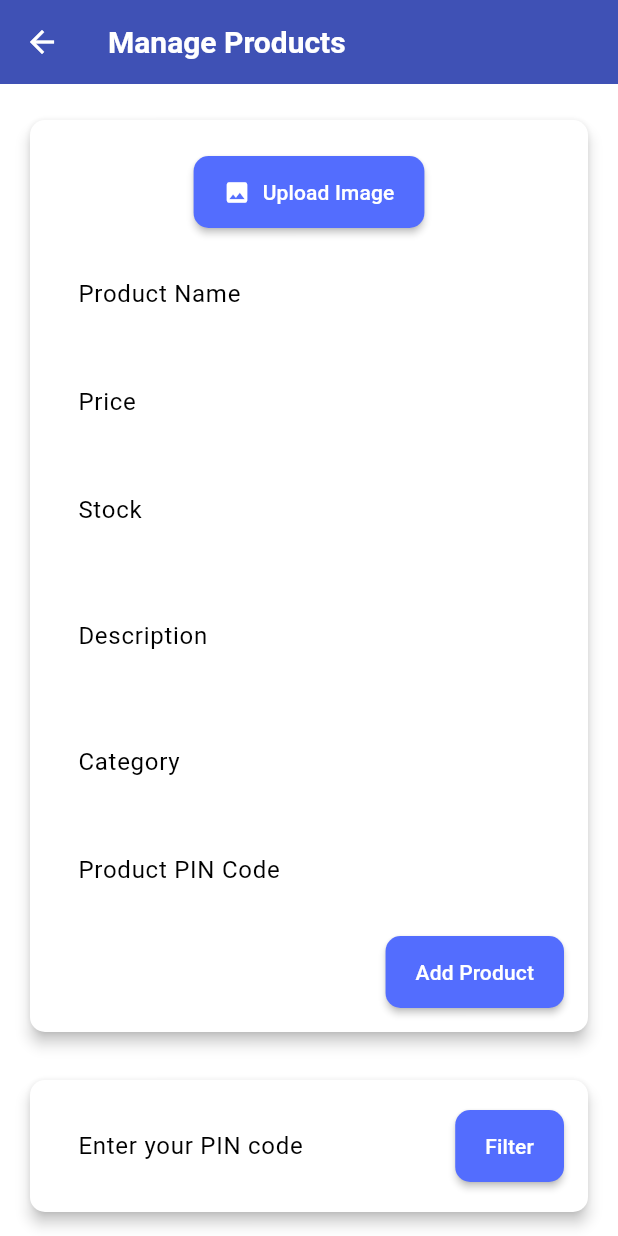
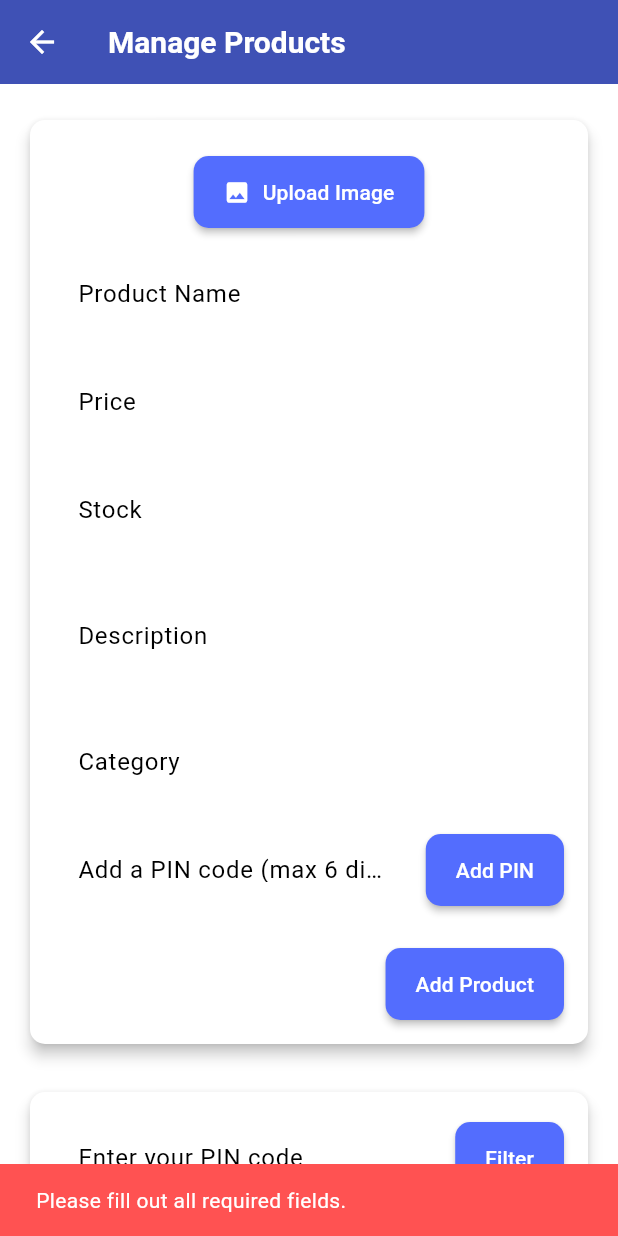
Before and after one commit to rafay-47/DairyApp, a Flutter app: the ProductsPage screen opened directly, after a tap on "Add Product", on a phone screen of 412 x 824 dp. Run offline on Flutter 3.47's test engine with Material 3 defaults, Android fonts, the phone set to English and light mode, and no system bars; our stand-ins replace cloud_firestore, cloud_functions, double_back_to_close_app, firebase_auth, firebase_core, firebase_messaging and 8 more; missing offline and left inert: flutter_email_sender, flutter_stripe; accounts and stored records are empty; Roboto replaces fonts that are missing (Poppins).

Commit message:
Added multiple Pin Codes for single Product

```diff
--- a/lib/Screens/productManagement.dart
+++ b/lib/Screens/productManagement.dart
@@ -4,6 +4,7 @@ import 'package:flutter/material.dart';
 import 'package:cloud_firestore/cloud_firestore.dart';
 import 'package:firebase_storage/firebase_storage.dart' as firebase_storage;
 import 'package:image_picker/image_picker.dart';
+import 'package:flutter/services.dart'; // For input formatters
 
 class ProductsPage extends StatefulWidget {
   @override
@@ -17,7 +18,11 @@ class _ProductsPageState extends State<ProductsPage> {
   final TextEditingController _stockController = TextEditingController();
   final TextEditingController _descriptionController = TextEditingController();
   final TextEditingController _categoryController = TextEditingController();
-  final TextEditingController _productPinController = TextEditingController();
+
+  // Holds the temporary PIN user enters before pressing "Add PIN"
+  final TextEditingController _tempPinController = TextEditingController();
+  // Actual list of PIN codes for the product
+  List<String> _pinList = [];
 
   // Controller and variable for user PIN filter
   final TextEditingController _userPinController = TextEditingController();
@@ -35,7 +40,7 @@ class _ProductsPageState extends State<ProductsPage> {
     _stockController.dispose();
     _descriptionController.dispose();
     _categoryController.dispose();
-    _productPinController.dispose();
+    _tempPinController.dispose();
     _userPinController.dispose();
     super.dispose();
   }
@@ -66,55 +71,79 @@ class _ProductsPageState extends State<ProductsPage> {
 
   /// Creates a new product document, then updates it with docId
   Future<void> _addProduct() async {
-    if (_nameController.text.isNotEmpty &&
-        _priceController.text.isNotEmpty &&
-        _stockController.text.isNotEmpty &&
-        _productPinController.text.isNotEmpty) {
+    // Basic checks
+    if (_nameController.text.isEmpty ||
+        _priceController.text.isEmpty ||
+        _stockController.text.isEmpty) {
+      _showError("Please fill out all required fields.");
+      return;
+    }
+    if (_pinList.isEmpty) {
+      _showError("Please add at least one PIN code.");
+      return;
+    }
+
     String? imageURL;
     if (_selectedImage != null) {
       imageURL = await _uploadImage(_selectedImage!);
     }
+
     // 1. Add the document
     final docRef = await _firestore.collection('products').add({
-        'name': _nameController.text,
-        'price': double.parse(_priceController.text),
-        'stock': int.parse(_stockController.text),
-        'description': _descriptionController.text,
-        'category': _categoryController.text,
-        'pinCode': _productPinController.text,
+      'name': _nameController.text.trim(),
+      'price': double.parse(_priceController.text.trim()),
+      'stock': int.parse(_stockController.text.trim()),
+      'description': _descriptionController.text.trim(),
+      'category': _categoryController.text.trim(),
+      // Store multiple PIN codes as an array
+      'pinCodes': _pinList,
       'imageURL': imageURL,
     });
+
     // 2. Update the doc to store its own docId
     await docRef.update({'docId': docRef.id});
 
     _clearFields();
   }
-  }
 
   /// Updates an existing product. We do NOT overwrite docId here.
   Future<void> _updateProduct() async {
-    if (_nameController.text.isNotEmpty &&
-        _priceController.text.isNotEmpty &&
-        _stockController.text.isNotEmpty &&
-        _selectedProductId != null &&
-        _productPinController.text.isNotEmpty) {
+    if (_selectedProductId == null) {
+      _showError("No product selected for update.");
+      return;
+    }
+
+    if (_nameController.text.isEmpty ||
+        _priceController.text.isEmpty ||
+        _stockController.text.isEmpty) {
+      _showError("Please fill out all required fields.");
+      return;
+    }
+    if (_pinList.isEmpty) {
+      _showError("Please add at least one PIN code.");
+      return;
+    }
+
     String? imageURL;
     if (_selectedImage != null) {
       imageURL = await _uploadImage(_selectedImage!);
     }
+
     final productDoc = _firestore
         .collection('products')
         .doc(_selectedProductId);
 
     // Build an update map
     final updateData = {
-        'name': _nameController.text,
-        'price': double.parse(_priceController.text),
-        'stock': int.parse(_stockController.text),
-        'description': _descriptionController.text,
-        'category': _categoryController.text,
-        'pinCode': _productPinController.text,
+      'name': _nameController.text.trim(),
+      'price': double.parse(_priceController.text.trim()),
+      'stock': int.parse(_stockController.text.trim()),
+      'description': _descriptionController.text.trim(),
+      'category': _categoryController.text.trim(),
+      // Store multiple PIN codes as an array
+      'pinCodes': _pinList,
     };
+
     // Only update imageURL if new image is uploaded
     if (imageURL != null) {
       updateData['imageURL'] = imageURL;
@@ -127,7 +156,6 @@ class _ProductsPageState extends State<ProductsPage> {
       _selectedProductId = null;
     });
   }
-  }
 
   void _deleteProduct(String productId) {
     _firestore.collection('products').doc(productId).delete();
@@ -139,10 +167,45 @@ class _ProductsPageState extends State<ProductsPage> {
     _stockController.clear();
     _descriptionController.clear();
     _categoryController.clear();
-    _productPinController.clear();
+    _tempPinController.clear();
+    _pinList.clear();
     setState(() {
       _selectedImage = null;
       _selectedProductId = null;
+    });
+  }
+
+  /// Add a single PIN to _pinList after validation
+  void _addPinToList() {
+    final pin = _tempPinController.text.trim();
+    // Validate: must be exactly 6 digits
+    if (pin.isEmpty) {
+      _showError("PIN code cannot be empty.");
+      return;
+    }
+    if (pin.length != 6) {
+      _showError("PIN code must be exactly 6 digits.");
+      return;
+    }
+    if (!RegExp(r'^\d{6}$').hasMatch(pin)) {
+      _showError("PIN code must be numeric and exactly 6 digits.");
+      return;
+    }
+    if (_pinList.contains(pin)) {
+      _showError("PIN code '$pin' is already added.");
+      return;
+    }
+
+    setState(() {
+      _pinList.add(pin);
+      _tempPinController.clear();
+    });
+  }
+
+  /// Remove a single PIN from _pinList
+  void _removePinFromList(String pin) {
+    setState(() {
+      _pinList.remove(pin);
     });
   }
 
@@ -152,24 +215,26 @@ class _ProductsPageState extends State<ProductsPage> {
     });
   }
 
+  void _showError(String message) {
+    ScaffoldMessenger.of(context).showSnackBar(
+      SnackBar(content: Text(message), backgroundColor: Colors.redAccent),
+    );
+  }
+
   @override
   Widget build(BuildContext context) {
-    // If you want to show ALL products when userPinFilter is empty,
-    // you can remove this logic. But currently, it shows no products
-    // unless the user enters a PIN code.
+    // If the user has entered a PIN, filter products with arrayContains
+    // If empty, show no products (or you could remove the filter).
     Query productsQuery;
     if (_userPinFilter.isNotEmpty) {
       productsQuery = _firestore
           .collection('products')
-          .where('pinCode', isEqualTo: _userPinFilter);
+          .where('pinCodes', arrayContains: _userPinFilter);
     } else {
       // Show no products if no PIN code is entered
       productsQuery = _firestore
           .collection('products')
-          .where(
-            'pinCode',
-            isEqualTo: '_no_such_pin_',
-          ); // or do .limit(0) if you want an empty list
+          .where('pinCodes', arrayContains: '_no_pin_');
     }
 
     return Scaffold(
@@ -177,7 +242,6 @@ class _ProductsPageState extends State<ProductsPage> {
         title: Text('Manage Products'),
         backgroundColor: Constants.primaryColor,
       ),
-      // Use SingleChildScrollView to allow scrolling if the content overflows.
       body: SingleChildScrollView(
         child: Padding(
           padding: const EdgeInsets.all(16.0),
@@ -256,14 +320,50 @@ class _ProductsPageState extends State<ProductsPage> {
                         ),
                       ),
                       SizedBox(height: 16),
-                      TextField(
-                        controller: _productPinController,
+
+                      // Single PIN entry + Add button
+                      Row(
+                        children: [
+                          Expanded(
+                            child: TextField(
+                              controller: _tempPinController,
                               decoration: InputDecoration(
-                          labelText: 'Product PIN Code',
+                                labelText: 'Add a PIN code (max 6 digits)',
                                 border: OutlineInputBorder(),
+                                counterText: '', // hide default counter
                               ),
                               keyboardType: TextInputType.number,
+                              inputFormatters: [
+                                FilteringTextInputFormatter.digitsOnly,
+                                LengthLimitingTextInputFormatter(6),
+                              ],
+                              maxLength: 6,
                             ),
+                          ),
+                          SizedBox(width: 8),
+                          ElevatedButton(
+                            onPressed: _addPinToList,
+                            child: Text("Add PIN"),
+                          ),
+                        ],
+                      ),
+                      SizedBox(height: 8),
+
+                      // Display the list of added PINs as chips
+                      if (_pinList.isNotEmpty)
+                        Wrap(
+                          spacing: 8.0,
+                          runSpacing: 4.0,
+                          children:
+                              _pinList.map((pin) {
+                                return Chip(
+                                  label: Text(pin),
+                                  deleteIcon: Icon(Icons.close),
+                                  onDeleted: () => _removePinFromList(pin),
+                                );
+                              }).toList(),
+                        ),
+
                       SizedBox(height: 16),
                       Row(
                         mainAxisAlignment: MainAxisAlignment.end,
@@ -286,6 +386,7 @@ class _ProductsPageState extends State<ProductsPage> {
                 ),
               ),
               SizedBox(height: 16),
+
               // User PIN filter input for location-based service
               Card(
                 shape: RoundedRectangleBorder(
@@ -302,8 +403,15 @@ class _ProductsPageState extends State<ProductsPage> {
                           decoration: InputDecoration(
                             labelText: 'Enter your PIN code',
                             border: OutlineInputBorder(),
+                            counterText: '', // Hide the default counter
                           ),
                           keyboardType: TextInputType.number,
+                          // Restrict to digits only and max length 6
+                          inputFormatters: [
+                            FilteringTextInputFormatter.digitsOnly,
+                            LengthLimitingTextInputFormatter(6),
+                          ],
+                          maxLength: 6,
                         ),
                       ),
                       SizedBox(width: 10),
@@ -316,6 +424,7 @@ class _ProductsPageState extends State<ProductsPage> {
                 ),
               ),
               SizedBox(height: 16),
+
               // Display product list based on the user PIN filter
               _userPinFilter.isEmpty
                   ? Container(
@@ -358,7 +467,7 @@ class _ProductsPageState extends State<ProductsPage> {
                                         ),
                                       )
                                       : CircleAvatar(child: Icon(Icons.image)),
-                              title: Text(productData['name']),
+                              title: Text(productData['name'] ?? 'No Name'),
                               subtitle: Column(
                                 crossAxisAlignment: CrossAxisAlignment.start,
                                 children: [
@@ -379,7 +488,12 @@ class _ProductsPageState extends State<ProductsPage> {
                                   Text(
                                     'Price: ₹${productData['price']} | Stock: ${productData['stock']}',
                                   ),
-                                  Text("PIN Code: ${productData['pinCode']}"),
+                                  // If pinCodes is a list, join them with commas
+                                  if (productData['pinCodes'] != null &&
+                                      productData['pinCodes'] is List)
+                                    Text(
+                                      "PIN Codes: ${(productData['pinCodes'] as List).join(', ')}",
+                                    ),
                                   // Optionally show the docId
                                   if (productData.containsKey('docId'))
                                     Text("Doc ID: ${productData['docId']}"),
@@ -397,15 +511,28 @@ class _ProductsPageState extends State<ProductsPage> {
                                         _nameController.text =
                                             productData['name'] ?? '';
                                         _priceController.text =
-                                            productData['price'].toString();
+                                            productData['price']?.toString() ??
+                                            '';
                                         _stockController.text =
-                                            productData['stock'].toString();
+                                            productData['stock']?.toString() ??
+                                            '';
                                         _descriptionController.text =
                                             productData['description'] ?? '';
                                         _categoryController.text =
                                             productData['category'] ?? '';
-                                        _productPinController.text =
-                                            productData['pinCode'] ?? '';
+
+                                        // Load existing pins into _pinList
+                                        _pinList.clear();
+                                        if (productData['pinCodes'] != null &&
+                                            productData['pinCodes'] is List) {
+                                          List<dynamic> existingPins =
+                                              productData['pinCodes'];
+                                          _pinList =
+                                              existingPins
+                                                  .map((e) => e.toString())
+                                                  .toList();
+                                        }
+                                        _tempPinController.clear();
                                       });
                                     },
                                   ),
```
Also changed, not shown: lib/Screens/homepage.dart (+10 -1 lines). Lines whose indentation alone changed are shown as unchanged.
